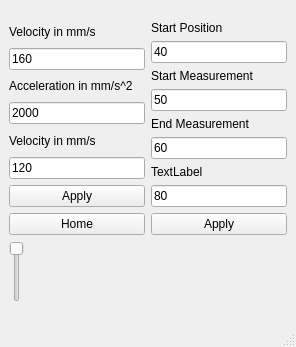
Before: the Qt Designer form ThorLabs.ui in VladCher-ger/PythonCodeQTDS, drawn with Qt 5.
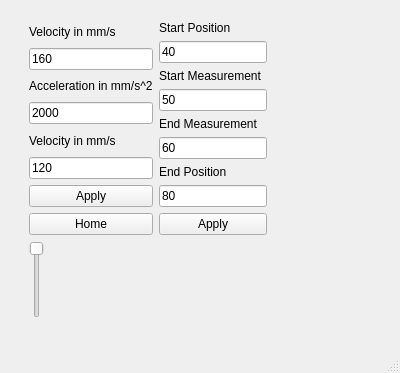
After: the same form once the commit is applied.

The edit to the form file:
```diff
--- a/ThorLabs.ui
+++ b/ThorLabs.ui
@@ -6,85 +6,25 @@
    <rect>
     <x>0</x>
     <y>0</y>
-    <width>296</width>
-    <height>347</height>
+    <width>400</width>
+    <height>373</height>
    </rect>
   </property>
   <property name="windowTitle">
    <string>MainWindow</string>
   </property>
   <widget class="QWidget" name="centralwidget">
-   <widget class="QWidget" name="">
+   <widget class="QWidget" name="layoutWidget">
     <property name="geometry">
      <rect>
       <x>9</x>
       <y>21</y>
-      <width>278</width>
-      <height>281</height>
+      <width>376</width>
+      <height>297</height>
      </rect>
     </property>
     <layout class="QGridLayout" name="gridLayout">
-     <item row="0" column="0">
-      <layout class="QVBoxLayout" name="verticalLayout">
-       <item>
-        <widget class="QLabel" name="label">
-         <property name="text">
-          <string>Velocity in mm/s</string>
-         </property>
-        </widget>
-       </item>
-       <item>
-        <widget class="QLineEdit" name="VelT">
-         <property name="text">
-          <string>160</string>
-         </property>
-        </widget>
-       </item>
-       <item>
-        <widget class="QLabel" name="label_2">
-         <property name="text">
-          <string>Acceleration in mm/s^2</string>
-         </property>
-        </widget>
-       </item>
-       <item>
-        <widget class="QLineEdit" name="AccelT">
-         <property name="text">
-          <string>2000</string>
-         </property>
-        </widget>
-       </item>
-       <item>
-        <widget class="QLabel" name="label_3">
-         <property name="text">
-          <string>Velocity in mm/s</string>
-         </property>
-        </widget>
-       </item>
-       <item>
-        <widget class="QLineEdit" name="HVelT">
-         <property name="text">
-          <string>120</string>
-         </property>
-        </widget>
-       </item>
-       <item>
-        <widget class="QPushButton" name="ApplyB">
-         <property name="text">
-          <string>Apply</string>
-         </property>
-        </widget>
-       </item>
-       <item>
-        <widget class="QPushButton" name="HomeB">
-         <property name="text">
-          <string>Home</string>
-         </property>
-        </widget>
-       </item>
-      </layout>
-     </item>
-     <item row="0" column="1">
+     <item row="0" column="2">
       <layout class="QVBoxLayout" name="verticalLayout_3">
        <item>
         <widget class="QLabel" name="label_4">
@@ -131,7 +71,7 @@
        <item>
         <widget class="QLabel" name="label_7">
          <property name="text">
-          <string>TextLabel</string>
+          <string>End Position</string>
          </property>
         </widget>
        </item>
@@ -151,7 +91,7 @@
        </item>
       </layout>
      </item>
-     <item row="1" column="0">
+     <item row="1" column="1">
       <widget class="QSlider" name="PositionSlide">
        <property name="minimum">
         <number>1</number>
@@ -170,6 +110,118 @@
        </property>
       </widget>
      </item>
+     <item row="0" column="1">
+      <layout class="QVBoxLayout" name="verticalLayout">
+       <item>
+        <widget class="QLabel" name="label">
+         <property name="text">
+          <string>Velocity in mm/s</string>
+         </property>
+        </widget>
+       </item>
+       <item>
+        <widget class="QLineEdit" name="VelT">
+         <property name="text">
+          <string>160</string>
+         </property>
+        </widget>
+       </item>
+       <item>
+        <widget class="QLabel" name="label_2">
+         <property name="text">
+          <string>Acceleration in mm/s^2</string>
+         </property>
+        </widget>
+       </item>
+       <item>
+        <widget class="QLineEdit" name="AccelT">
+         <property name="text">
+          <string>2000</string>
+         </property>
+        </widget>
+       </item>
+       <item>
+        <widget class="QLabel" name="label_3">
+         <property name="text">
+          <string>Velocity in mm/s</string>
+         </property>
+        </widget>
+       </item>
+       <item>
+        <widget class="QLineEdit" name="HVelT">
+         <property name="text">
+          <string>120</string>
+         </property>
+        </widget>
+       </item>
+       <item>
+        <widget class="QPushButton" name="ApplyB">
+         <property name="text">
+          <string>Apply</string>
+         </property>
+        </widget>
+       </item>
+       <item>
+        <widget class="QPushButton" name="HomeB">
+         <property name="text">
+          <string>Home</string>
+         </property>
+        </widget>
+       </item>
+      </layout>
+     </item>
+     <item row="0" column="0">
+      <spacer name="verticalSpacer">
+       <property name="orientation">
+        <enum>Qt::Vertical</enum>
+       </property>
+       <property name="sizeHint" stdset="0">
+        <size>
+         <width>20</width>
+         <height>40</height>
+        </size>
+       </property>
+      </spacer>
+     </item>
+     <item row="1" column="0">
+      <spacer name="verticalSpacer_3">
+       <property name="orientation">
+        <enum>Qt::Vertical</enum>
+       </property>
+       <property name="sizeHint" stdset="0">
+        <size>
+         <width>20</width>
+         <height>40</height>
+        </size>
+       </property>
+      </spacer>
+     </item>
+     <item row="0" column="3">
+      <spacer name="verticalSpacer_2">
+       <property name="orientation">
+        <enum>Qt::Vertical</enum>
+       </property>
+       <property name="sizeHint" stdset="0">
+        <size>
+         <width>20</width>
+         <height>40</height>
+        </size>
+       </property>
+      </spacer>
+     </item>
+     <item row="0" column="4">
+      <spacer name="horizontalSpacer_2">
+       <property name="orientation">
+        <enum>Qt::Horizontal</enum>
+       </property>
+       <property name="sizeHint" stdset="0">
+        <size>
+         <width>40</width>
+         <height>20</height>
+        </size>
+       </property>
+      </spacer>
+     </item>
     </layout>
    </widget>
   </widget>
```
Left out of the diff: 2 changed lines with no effect on the pictures.
